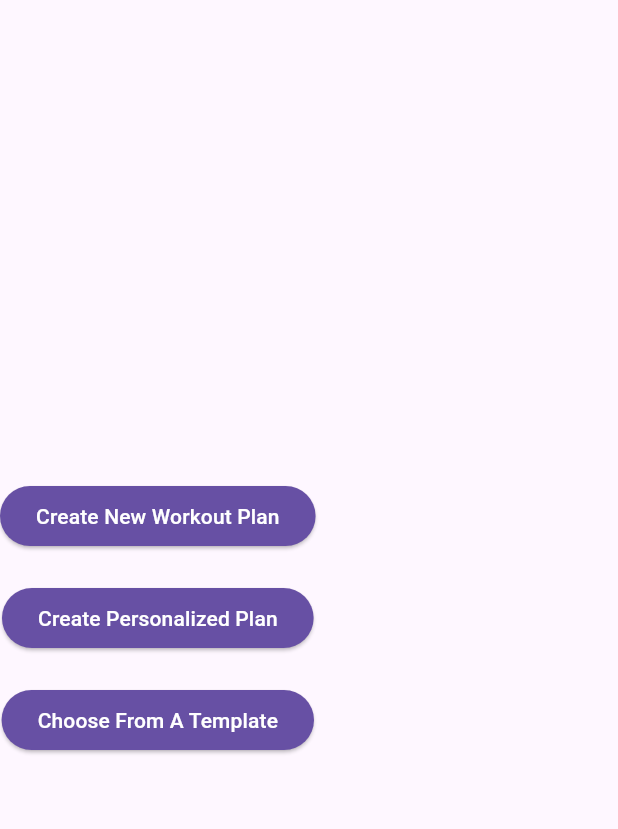
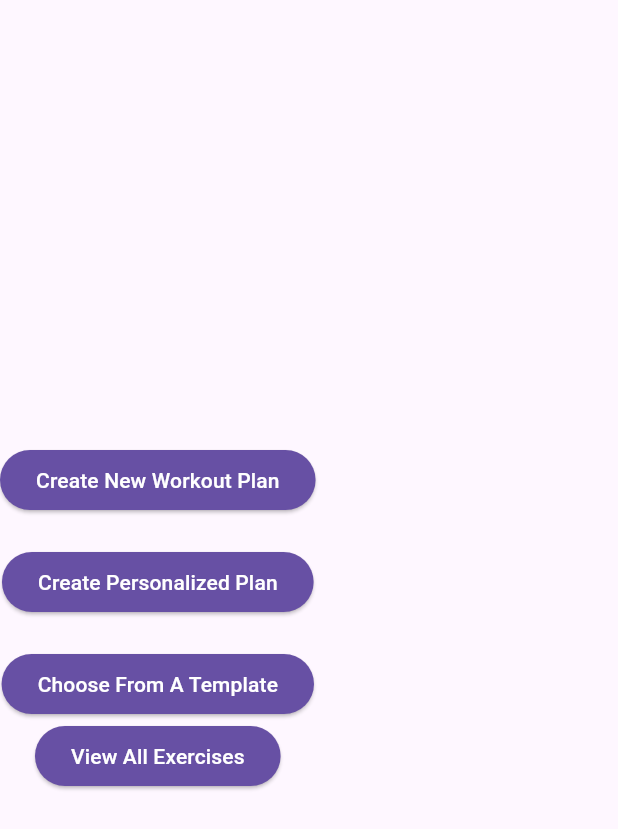
Before and after one commit to rashodkorala/Getfit, a Flutter app: the CreateWorkoutOptions widget shown alone on an empty page, opened directly, on a phone screen of 412 x 824 dp. Shown: the top 829 px of the screen. Run offline on Flutter 3.47's test engine with Material 3 defaults, Android fonts, the phone set to English and light mode, and no system bars; our stand-ins replace cloud_firestore, firebase_auth, firebase_core, shared_preferences; accounts and stored records are empty.

Commit message:
add view  button to view all exericises

```diff
--- a/lib/view/CreateWorkoutOptions_view.dart
+++ b/lib/view/CreateWorkoutOptions_view.dart
@@ -61,6 +61,23 @@ class CreateWorkoutOptions extends StatelessWidget {
             child: const Text('Choose From A Template'),
           ),
         ),
+        IntrinsicWidth(
+          child: ElevatedButton(
+            style: ElevatedButton.styleFrom(
+              backgroundColor: ThemeData().colorScheme.primary,
+              foregroundColor: ThemeData().colorScheme.onSecondary,
+            ),
+            onPressed: () {
+              Navigator.push(
+                context,
+                MaterialPageRoute(
+                  builder: (context) => ChoosePrebuiltWorkoutPage(),
+                ),
+              ).then((value) => Navigator.pop(context));
+            },
+            child: const Text('View All Exercises'),
+          ),
+        ),
       ],
     );
   }
```
